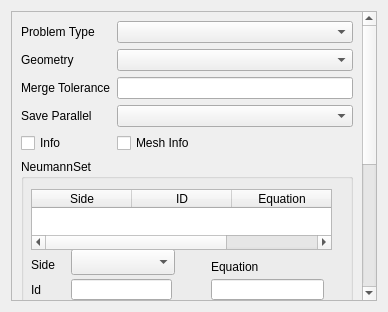
Old version of the form Application/qCoreParameters.ui in the repository Sprunth/RGG.
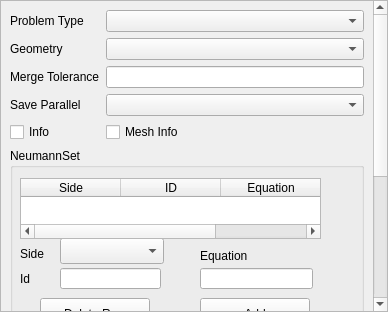
New version of the form.

Commit message: fix rect core

The edit to the form file:
```diff
--- a/Application/qCoreParameters.ui
+++ b/Application/qCoreParameters.ui
@@ -14,6 +14,9 @@
    <string>Form</string>
   </property>
   <layout class="QGridLayout" name="gridLayout">
+   <property name="margin">
+    <number>0</number>
+   </property>
    <item row="0" column="0">
     <widget class="QScrollArea" name="scrollArea">
      <property name="widgetResizable">
@@ -23,8 +26,8 @@
       <property name="geometry">
        <rect>
         <x>0</x>
-        <y>-306</y>
-        <width>347</width>
+        <y>0</y>
+        <width>371</width>
         <height>592</height>
        </rect>
       </property>
```
The commit also changes 25 other files.
